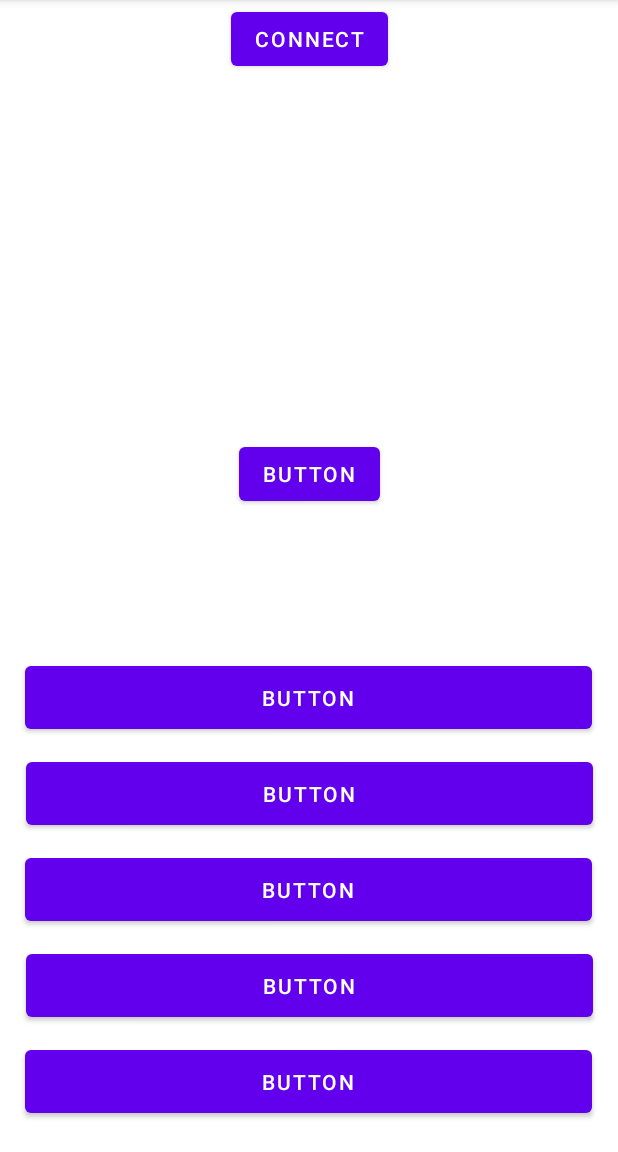
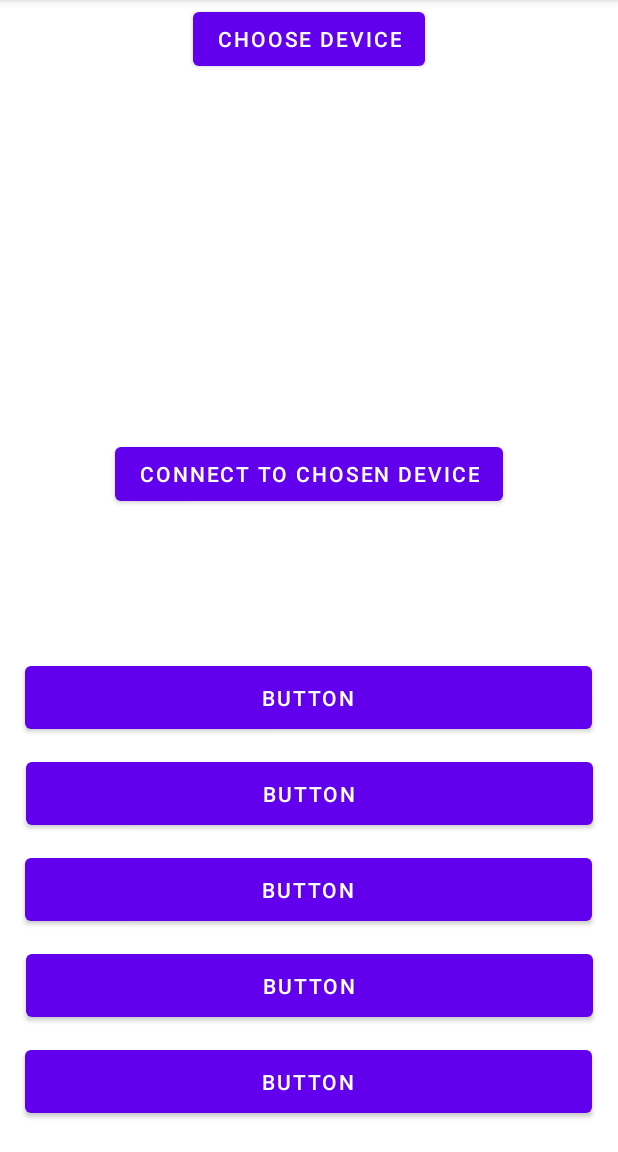
Before and after one commit to feannnag/sport, an Android app: the MainActivity2 screen opened directly, with no data from a screen before it, on a phone screen of 412 x 824 dp, the part 84-1236 px from its top. Run offline under Robolectric (Android 15) with nearby library versions, the phone set to English and light mode, and no system bars.

Commit message:
Update activity_main2.xml
Немного сменил дизайн и переработал две кнопки

```diff
--- a/app/src/main/res/layout/activity_main2.xml
+++ b/app/src/main/res/layout/activity_main2.xml
@@ -73,10 +73,10 @@
         app:layout_constraintStart_toStartOf="parent" />
 
     <Button
-        android:id="@+id/button7"
+        android:id="@+id/connectButt"
         android:layout_width="wrap_content"
         android:layout_height="wrap_content"
-        android:text="Button"
+        android:text="Connect to chosen device"
         app:layout_constraintBottom_toTopOf="@+id/button2"
         app:layout_constraintEnd_toEndOf="parent"
         app:layout_constraintStart_toStartOf="parent"
@@ -87,7 +87,7 @@
         android:layout_width="wrap_content"
         android:layout_height="wrap_content"
         android:layout_marginBottom="50dp"
-        android:text="CONNECT"
+        android:text="Choose device"
         app:layout_constraintBottom_toTopOf="@+id/textView"
         app:layout_constraintEnd_toEndOf="parent"
         app:layout_constraintStart_toStartOf="parent" />
```
